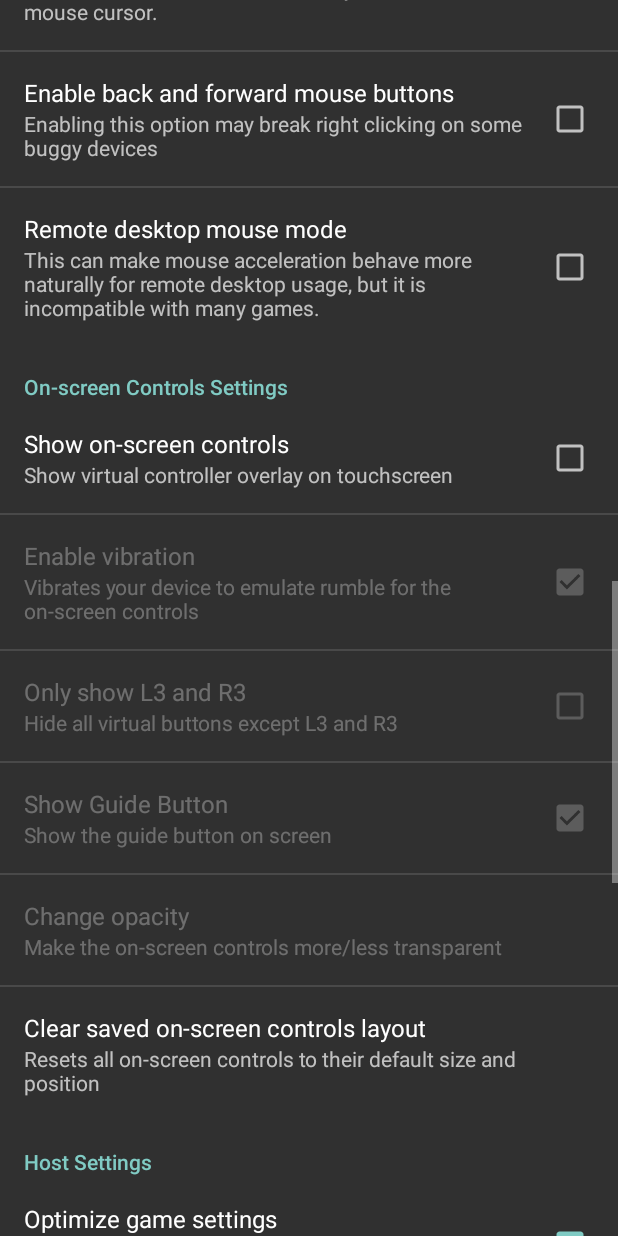
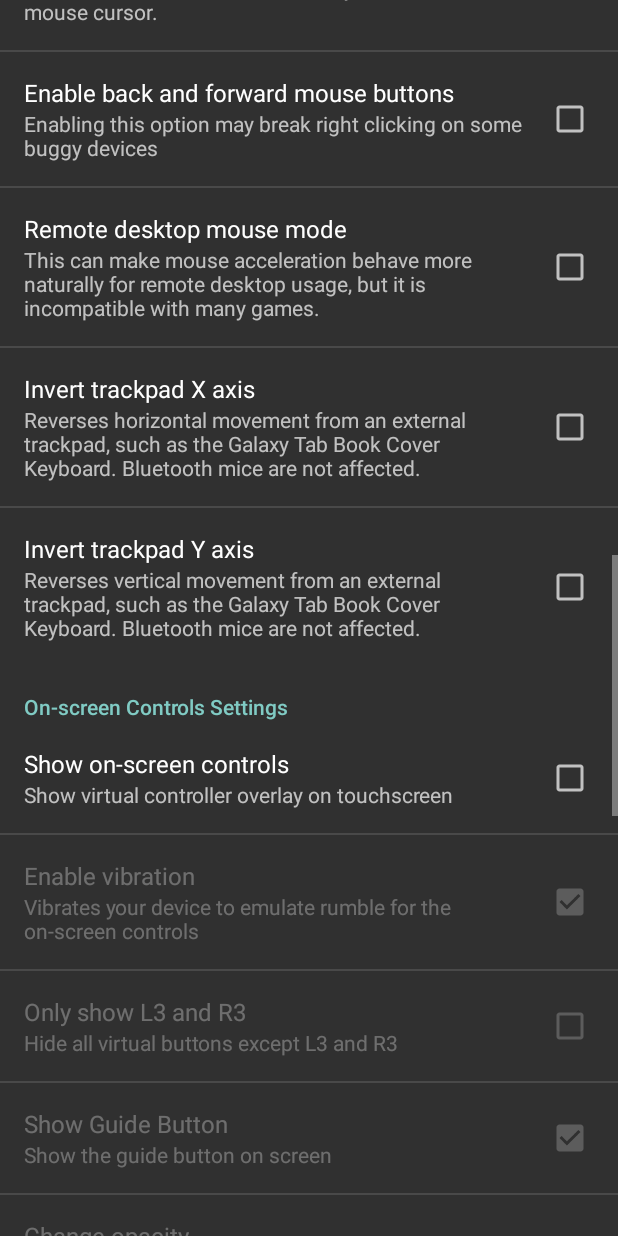
Before and after one commit to DaltonGoesFast/moonlight-fold, an Android app: the StreamSettings screen opened directly, with no data from a screen before it, scrolled down 1730 dp, on a phone screen of 412 x 824 dp. Run offline under Robolectric (Android 15) with nearby library versions, the phone set to English and light mode, and no system bars.

Commit message:
Add trackpad-only X and Y invert toggles for keyboard covers.
Bluetooth mice keep their current movement. The Book Cover Keyboard trackpad is recognized from SOURCE_TOUCHPAD on the device, with a name and Samsung keyboard-plus-mouse fallback when that bit is missing. Version is 12.2-fold.2.

Co-authored-by: daltonrmccabe <daltonrmccabe@gmail.com>

```diff
--- a/app/build.gradle
+++ b/app/build.gradle
@@ -11,7 +11,7 @@ android {
         minSdk 21
         targetSdk 36
 
-        versionName "12.2-fold"
+        versionName "12.2-fold.2"
         versionCode = 315
 
         // Generate native debug symbols to allow Google Play to symbolicate our native crashes
--- a/app/src/main/java/com/limelight/preferences/PreferenceConfiguration.java
+++ b/app/src/main/java/com/limelight/preferences/PreferenceConfiguration.java
@@ -63,6 +63,8 @@ public class PreferenceConfiguration {
     private static final String LATENCY_TOAST_PREF_STRING = "checkbox_enable_post_stream_toast";
     private static final String FRAME_PACING_PREF_STRING = "frame_pacing";
     private static final String ABSOLUTE_MOUSE_MODE_PREF_STRING = "checkbox_absolute_mouse_mode";
+    private static final String INVERT_TRACKPAD_X_PREF_STRING = "checkbox_invert_trackpad_x";
+    private static final String INVERT_TRACKPAD_Y_PREF_STRING = "checkbox_invert_trackpad_y";
     private static final String ENABLE_AUDIO_FX_PREF_STRING = "checkbox_enable_audiofx";
     private static final String REDUCE_REFRESH_RATE_PREF_STRING = "checkbox_reduce_refresh_rate";
     private static final String FULL_RANGE_PREF_STRING = "checkbox_full_range";
@@ -104,6 +106,8 @@ public class PreferenceConfiguration {
     private static final boolean DEFAULT_LATENCY_TOAST = false;
     private static final String DEFAULT_FRAME_PACING = "latency";
     private static final boolean DEFAULT_ABSOLUTE_MOUSE_MODE = false;
+    private static final boolean DEFAULT_INVERT_TRACKPAD_X = false;
+    private static final boolean DEFAULT_INVERT_TRACKPAD_Y = false;
     private static final boolean DEFAULT_ENABLE_AUDIO_FX = false;
     private static final boolean DEFAULT_REDUCE_REFRESH_RATE = false;
     private static final boolean DEFAULT_FULL_RANGE = false;
@@ -151,6 +155,8 @@ public class PreferenceConfiguration {
     public MoonBridge.AudioConfiguration audioConfiguration;
     public int framePacing;
     public boolean absoluteMouseMode;
+    public boolean invertTrackpadX;
+    public boolean invertTrackpadY;
     public boolean enableAudioFx;
     public boolean reduceRefreshRate;
     public boolean fullRange;
@@ -598,6 +604,8 @@ public class PreferenceConfiguration {
         config.touchscreenTrackpad = prefs.getBoolean(TOUCHSCREEN_TRACKPAD_PREF_STRING, DEFAULT_TOUCHSCREEN_TRACKPAD);
         config.enableLatencyToast = prefs.getBoolean(LATENCY_TOAST_PREF_STRING, DEFAULT_LATENCY_TOAST);
         config.absoluteMouseMode = prefs.getBoolean(ABSOLUTE_MOUSE_MODE_PREF_STRING, DEFAULT_ABSOLUTE_MOUSE_MODE);
+        config.invertTrackpadX = prefs.getBoolean(INVERT_TRACKPAD_X_PREF_STRING, DEFAULT_INVERT_TRACKPAD_X);
+        config.invertTrackpadY = prefs.getBoolean(INVERT_TRACKPAD_Y_PREF_STRING, DEFAULT_INVERT_TRACKPAD_Y);
         config.enableAudioFx = prefs.getBoolean(ENABLE_AUDIO_FX_PREF_STRING, DEFAULT_ENABLE_AUDIO_FX);
         config.reduceRefreshRate = prefs.getBoolean(REDUCE_REFRESH_RATE_PREF_STRING, DEFAULT_REDUCE_REFRESH_RATE);
         config.fullRange = prefs.getBoolean(FULL_RANGE_PREF_STRING, DEFAULT_FULL_RANGE);
--- a/app/src/main/res/values/strings.xml
+++ b/app/src/main/res/values/strings.xml
@@ -203,6 +203,10 @@
     <string name="summary_checkbox_absolute_mouse_mode">This can make mouse acceleration behave more naturally for remote desktop usage, but it is incompatible with many games.</string>
     <string name="title_checkbox_mouse_nav_buttons">Enable back and forward mouse buttons</string>
     <string name="summary_checkbox_mouse_nav_buttons">Enabling this option may break right clicking on some buggy devices</string>
+    <string name="title_checkbox_invert_trackpad_x">Invert trackpad X axis</string>
+    <string name="summary_checkbox_invert_trackpad_x">Reverses horizontal movement from an external trackpad, such as the Galaxy Tab Book Cover Keyboard. Bluetooth mice are not affected.</string>
+    <string name="title_checkbox_invert_trackpad_y">Invert trackpad Y axis</string>
+    <string name="summary_checkbox_invert_trackpad_y">Reverses vertical movement from an external trackpad, such as the Galaxy Tab Book Cover Keyboard. Bluetooth mice are not affected.</string>
 
     <string name="category_on_screen_controls_settings">On-screen Controls Settings</string>
     <string name="title_checkbox_show_onscreen_controls">Show on-screen controls</string>
--- a/app/src/main/res/xml/preferences.xml
+++ b/app/src/main/res/xml/preferences.xml
@@ -149,6 +149,16 @@
             android:title="@string/title_checkbox_absolute_mouse_mode"
             android:summary="@string/summary_checkbox_absolute_mouse_mode"
             android:defaultValue="false" />
+        <CheckBoxPreference
+            android:key="checkbox_invert_trackpad_x"
+            android:title="@string/title_checkbox_invert_trackpad_x"
+            android:summary="@string/summary_checkbox_invert_trackpad_x"
+            android:defaultValue="false" />
+        <CheckBoxPreference
+            android:key="checkbox_invert_trackpad_y"
+            android:title="@string/title_checkbox_invert_trackpad_y"
+            android:summary="@string/summary_checkbox_invert_trackpad_y"
+            android:defaultValue="false" />
     </PreferenceCategory>
     <PreferenceCategory android:title="@string/category_on_screen_controls_settings"
         android:key="category_onscreen_controls">
```
Also changed, not shown: app/src/main/java/com/limelight/Game.java (+71 -4 lines), app/src/main/java/com/limelight/ui/TrackpadAxes.java (added, +101 -0 lines), 2 other files.
